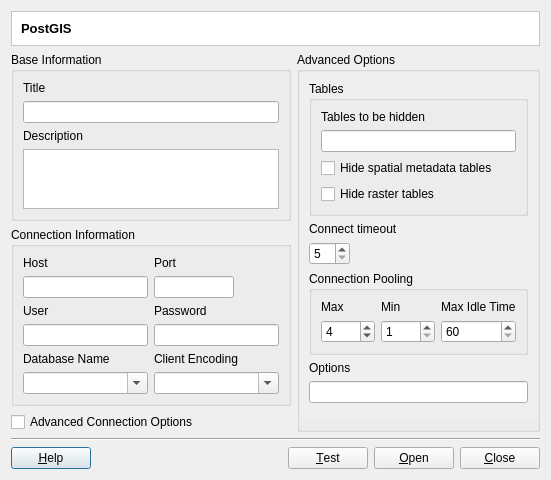
claudiobogossian/terralib5, file src/terralib/qt/plugins/datasource/pgis/ui/PostGISConnectorDialogForm.ui: the form before one commit.
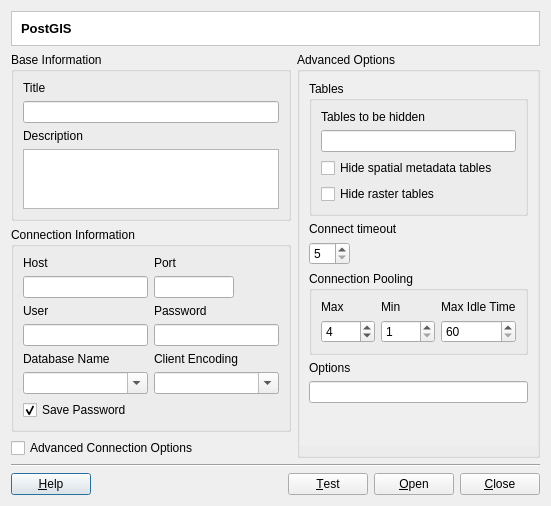
The form after the commit. Custom widgets are drawn as their Qt base class.

Commit message: added the option to serialize or not the password, closes #926

```diff
--- a/src/terralib/qt/plugins/datasource/pgis/ui/PostGISConnectorDialogForm.ui
+++ b/src/terralib/qt/plugins/datasource/pgis/ui/PostGISConnectorDialogForm.ui
@@ -6,8 +6,8 @@
    <rect>
     <x>0</x>
     <y>0</y>
-    <width>529</width>
-    <height>472</height>
+    <width>575</width>
+    <height>495</height>
    </rect>
   </property>
   <property name="sizePolicy">
@@ -311,6 +311,16 @@
               </item>
              </layout>
             </item>
+            <item row="1" column="0">
+             <widget class="QCheckBox" name="m_savePasswordCheckBox">
+              <property name="text">
+               <string>Save Password</string>
+              </property>
+              <property name="checked">
+               <bool>true</bool>
+              </property>
+             </widget>
+            </item>
            </layout>
           </widget>
          </item>
@@ -373,7 +383,7 @@
                <x>0</x>
                <y>0</y>
                <width>241</width>
-               <height>342</height>
+               <height>365</height>
               </rect>
              </property>
              <layout class="QGridLayout" name="gridLayout_37">
```
The commit also changes 13 other files.
